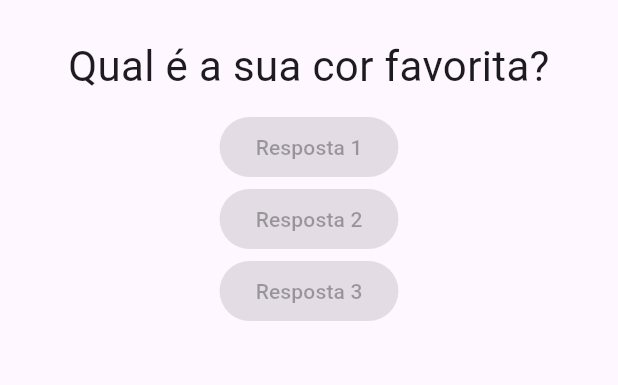
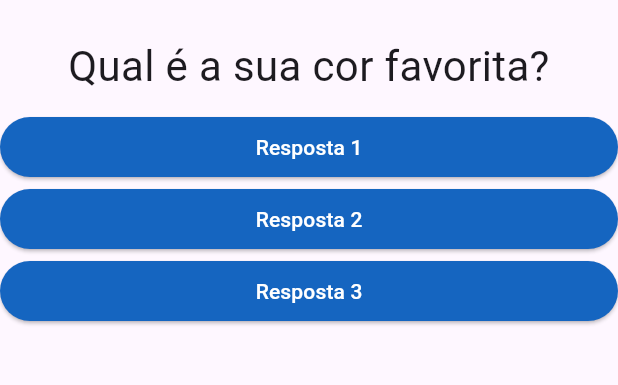
Before and after one commit to mfeeee/projeto_perguntas, a Flutter app: the screen it shows after launch, on a phone screen of 412 x 824 dp, the part 63-448 px from its top. Run offline on Flutter 3.47's test engine with Material 3 defaults, Android fonts, the phone set to English and light mode, and no system bars.

Commit message:
:lipstick: feat: aplicando estilo ao widget Resposta

```diff
--- a/lib/resposta.dart
+++ b/lib/resposta.dart
@@ -8,9 +8,16 @@ class Resposta extends StatelessWidget {
 
   @override
   Widget build(BuildContext context) {
-    return ElevatedButton(
-              onPressed: null,
-              child: Text(texto),
+    return Container(
+      width: double.infinity,
+      child: ElevatedButton(
+        style: ElevatedButton.styleFrom(
+          foregroundColor: Colors.white,
+          backgroundColor: Colors.blue[800],
+        ),
+        onPressed: () {},
+        child: Text(texto),
+      ),
     );
   }
 }
```
